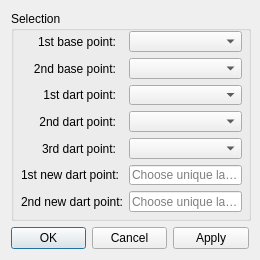
First picture: the form in src/libs/vtools/dialogs/tools/dialogtruedarts.ui, repository FashionFreedom/Seamly2D, before the edit.
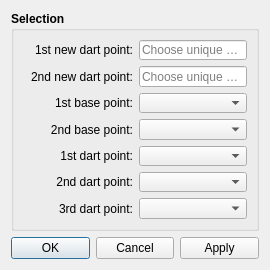
Second picture: the form after the edit. Icons and pictures are not drawn.

Patch:
```diff
--- a/src/libs/vtools/dialogs/tools/dialogtruedarts.ui
+++ b/src/libs/vtools/dialogs/tools/dialogtruedarts.ui
@@ -6,14 +6,14 @@
    <rect>
     <x>0</x>
     <y>0</y>
-    <width>260</width>
-    <height>260</height>
+    <width>270</width>
+    <height>270</height>
    </rect>
   </property>
   <property name="minimumSize">
    <size>
-    <width>260</width>
-    <height>260</height>
+    <width>270</width>
+    <height>270</height>
    </size>
   </property>
   <property name="windowTitle">
@@ -28,33 +28,128 @@
     <widget class="QGroupBox" name="groupBox">
      <property name="minimumSize">
       <size>
-       <width>240</width>
-       <height>210</height>
+       <width>0</width>
+       <height>0</height>
       </size>
      </property>
      <property name="maximumSize">
       <size>
-       <width>240</width>
-       <height>210</height>
+       <width>16777215</width>
+       <height>16777215</height>
       </size>
      </property>
+     <property name="font">
+      <font>
+       <pointsize>9</pointsize>
+       <weight>75</weight>
+       <bold>true</bold>
+      </font>
+     </property>
      <property name="title">
       <string>Selection</string>
      </property>
-     <widget class="QWidget" name="">
-      <property name="geometry">
-       <rect>
-        <x>10</x>
-        <y>20</y>
-        <width>221</width>
-        <height>181</height>
-       </rect>
-      </property>
+     <layout class="QVBoxLayout" name="verticalLayout_2">
+      <item>
       <layout class="QFormLayout" name="formLayout">
-       <property name="fieldGrowthPolicy">
-        <enum>QFormLayout::ExpandingFieldsGrow</enum>
-       </property>
        <item row="0" column="0">
+         <widget class="QLabel" name="labelFirstNewDartPoint">
+          <property name="sizePolicy">
+           <sizepolicy hsizetype="Preferred" vsizetype="Preferred">
+            <horstretch>0</horstretch>
+            <verstretch>0</verstretch>
+           </sizepolicy>
+          </property>
+          <property name="minimumSize">
+           <size>
+            <width>110</width>
+            <height>0</height>
+           </size>
+          </property>
+          <property name="font">
+           <font>
+            <pointsize>9</pointsize>
+            <weight>50</weight>
+            <bold>false</bold>
+           </font>
+          </property>
+          <property name="text">
+           <string>1st new dart point:</string>
+          </property>
+          <property name="alignment">
+           <set>Qt::AlignRight|Qt::AlignTrailing|Qt::AlignVCenter</set>
+          </property>
+         </widget>
+        </item>
+        <item row="0" column="1">
+         <widget class="QLineEdit" name="lineEditFirstNewDartPoint">
+          <property name="minimumSize">
+           <size>
+            <width>75</width>
+            <height>0</height>
+           </size>
+          </property>
+          <property name="font">
+           <font>
+            <pointsize>9</pointsize>
+            <weight>50</weight>
+            <bold>false</bold>
+           </font>
+          </property>
+          <property name="toolTip">
+           <string>Unique name</string>
+          </property>
+          <property name="placeholderText">
+           <string>Choose unique name.</string>
+          </property>
+         </widget>
+        </item>
+        <item row="1" column="0">
+         <widget class="QLabel" name="labelSecondNewDartPoint">
+          <property name="minimumSize">
+           <size>
+            <width>110</width>
+            <height>0</height>
+           </size>
+          </property>
+          <property name="font">
+           <font>
+            <pointsize>9</pointsize>
+            <weight>50</weight>
+            <bold>false</bold>
+           </font>
+          </property>
+          <property name="text">
+           <string>2nd new dart point:</string>
+          </property>
+          <property name="alignment">
+           <set>Qt::AlignRight|Qt::AlignTrailing|Qt::AlignVCenter</set>
+          </property>
+         </widget>
+        </item>
+        <item row="1" column="1">
+         <widget class="QLineEdit" name="lineEditSecondNewDartPoint">
+          <property name="minimumSize">
+           <size>
+            <width>75</width>
+            <height>0</height>
+           </size>
+          </property>
+          <property name="font">
+           <font>
+            <pointsize>9</pointsize>
+            <weight>50</weight>
+            <bold>false</bold>
+           </font>
+          </property>
+          <property name="toolTip">
+           <string>Unique name</string>
+          </property>
+          <property name="placeholderText">
+           <string>Choose unique name.</string>
+          </property>
+         </widget>
+        </item>
+        <item row="2" column="0">
         <widget class="QLabel" name="labelFirstBasePoint">
          <property name="sizePolicy">
           <sizepolicy hsizetype="Preferred" vsizetype="Preferred">
@@ -64,10 +159,17 @@
          </property>
          <property name="minimumSize">
           <size>
-           <width>95</width>
+            <width>110</width>
            <height>0</height>
           </size>
          </property>
+          <property name="font">
+           <font>
+            <pointsize>9</pointsize>
+            <weight>50</weight>
+            <bold>false</bold>
+           </font>
+          </property>
          <property name="text">
           <string>1st base point:</string>
          </property>
@@ -76,7 +178,7 @@
          </property>
         </widget>
        </item>
-       <item row="0" column="1">
+        <item row="2" column="1">
         <widget class="QComboBox" name="comboBoxFirstBasePoint">
          <property name="sizePolicy">
           <sizepolicy hsizetype="Expanding" vsizetype="Fixed">
@@ -84,9 +186,22 @@
            <verstretch>0</verstretch>
           </sizepolicy>
          </property>
-        </widget>
-       </item>
-       <item row="1" column="0">
+          <property name="minimumSize">
+           <size>
+            <width>75</width>
+            <height>0</height>
+           </size>
+          </property>
+          <property name="font">
+           <font>
+            <pointsize>9</pointsize>
+            <weight>50</weight>
+            <bold>false</bold>
+           </font>
+          </property>
+         </widget>
+        </item>
+        <item row="3" column="0">
         <widget class="QLabel" name="labelSecondBasePoint">
          <property name="sizePolicy">
           <sizepolicy hsizetype="Preferred" vsizetype="Preferred">
@@ -96,10 +211,17 @@
          </property>
          <property name="minimumSize">
           <size>
-           <width>95</width>
+            <width>110</width>
            <height>0</height>
           </size>
          </property>
+          <property name="font">
+           <font>
+            <pointsize>9</pointsize>
+            <weight>50</weight>
+            <bold>false</bold>
+           </font>
+          </property>
          <property name="text">
           <string>2nd base point:</string>
          </property>
@@ -108,7 +230,7 @@
          </property>
         </widget>
        </item>
-       <item row="1" column="1">
+        <item row="3" column="1">
         <widget class="QComboBox" name="comboBoxSecondBasePoint">
          <property name="sizePolicy">
           <sizepolicy hsizetype="Expanding" vsizetype="Fixed">
@@ -116,9 +238,22 @@
            <verstretch>0</verstretch>
           </sizepolicy>
          </property>
-        </widget>
-       </item>
-       <item row="2" column="0">
+          <property name="minimumSize">
+           <size>
+            <width>75</width>
+            <height>0</height>
+           </size>
+          </property>
+          <property name="font">
+           <font>
+            <pointsize>9</pointsize>
+            <weight>50</weight>
+            <bold>false</bold>
+           </font>
+          </property>
+         </widget>
+        </item>
+        <item row="4" column="0">
         <widget class="QLabel" name="labelFirstDartPoint">
          <property name="sizePolicy">
           <sizepolicy hsizetype="Preferred" vsizetype="Preferred">
@@ -128,10 +263,17 @@
          </property>
          <property name="minimumSize">
           <size>
-           <width>95</width>
+            <width>110</width>
            <height>0</height>
           </size>
          </property>
+          <property name="font">
+           <font>
+            <pointsize>9</pointsize>
+            <weight>50</weight>
+            <bold>false</bold>
+           </font>
+          </property>
          <property name="text">
           <string>1st dart point:</string>
          </property>
@@ -140,7 +282,7 @@
          </property>
         </widget>
        </item>
-       <item row="2" column="1">
+        <item row="4" column="1">
         <widget class="QComboBox" name="comboBoxFirstDartPoint">
          <property name="sizePolicy">
           <sizepolicy hsizetype="Expanding" vsizetype="Fixed">
@@ -148,16 +290,36 @@
            <verstretch>0</verstretch>
           </sizepolicy>
          </property>
-        </widget>
-       </item>
-       <item row="3" column="0">
+          <property name="minimumSize">
+           <size>
+            <width>75</width>
+            <height>0</height>
+           </size>
+          </property>
+          <property name="font">
+           <font>
+            <pointsize>9</pointsize>
+            <weight>50</weight>
+            <bold>false</bold>
+           </font>
+          </property>
+         </widget>
+        </item>
+        <item row="5" column="0">
         <widget class="QLabel" name="labelSecondDartPoint">
          <property name="minimumSize">
           <size>
-           <width>95</width>
+            <width>110</width>
            <height>0</height>
           </size>
          </property>
+          <property name="font">
+           <font>
+            <pointsize>9</pointsize>
+            <weight>50</weight>
+            <bold>false</bold>
+           </font>
+          </property>
          <property name="text">
           <string>2nd dart point:</string>
          </property>
@@ -166,7 +328,7 @@
          </property>
         </widget>
        </item>
-       <item row="3" column="1">
+        <item row="5" column="1">
         <widget class="QComboBox" name="comboBoxSecondDartPoint">
          <property name="sizePolicy">
           <sizepolicy hsizetype="Expanding" vsizetype="Fixed">
@@ -176,10 +338,17 @@
          </property>
          <property name="minimumSize">
           <size>
-           <width>0</width>
+            <width>75</width>
            <height>0</height>
           </size>
          </property>
+          <property name="font">
+           <font>
+            <pointsize>9</pointsize>
+            <weight>50</weight>
+            <bold>false</bold>
+           </font>
+          </property>
          <property name="iconSize">
           <size>
            <width>80</width>
@@ -188,14 +357,21 @@
          </property>
         </widget>
        </item>
-       <item row="4" column="0">
+        <item row="6" column="0">
         <widget class="QLabel" name="labelThirdDartPoint">
          <property name="minimumSize">
           <size>
-           <width>95</width>
+            <width>110</width>
            <height>0</height>
           </size>
          </property>
+          <property name="font">
+           <font>
+            <pointsize>9</pointsize>
+            <weight>50</weight>
+            <bold>false</bold>
+           </font>
+          </property>
          <property name="text">
           <string>3rd dart point:</string>
          </property>
@@ -204,77 +380,46 @@
          </property>
         </widget>
        </item>
-       <item row="4" column="1">
-        <widget class="QComboBox" name="comboBoxThirdDartPoint">
-         <property name="sizePolicy">
-          <sizepolicy hsizetype="Expanding" vsizetype="Fixed">
-           <horstretch>0</horstretch>
-           <verstretch>0</verstretch>
-          </sizepolicy>
-         </property>
-        </widget>
-       </item>
-       <item row="5" column="0">
-        <widget class="QLabel" name="labelFirstNewDartPoint">
-         <property name="sizePolicy">
-          <sizepolicy hsizetype="Preferred" vsizetype="Preferred">
-           <horstretch>0</horstretch>
-           <verstretch>0</verstretch>
-          </sizepolicy>
-         </property>
-         <property name="minimumSize">
-          <size>
-           <width>95</width>
-           <height>0</height>
-          </size>
-         </property>
-         <property name="text">
-          <string>1st new dart point:</string>
-         </property>
-         <property name="alignment">
-          <set>Qt::AlignRight|Qt::AlignTrailing|Qt::AlignVCenter</set>
-         </property>
-        </widget>
-       </item>
-       <item row="5" column="1">
-        <widget class="QLineEdit" name="lineEditFirstNewDartPoint">
-         <property name="toolTip">
-          <string>Unique label</string>
-         </property>
-         <property name="placeholderText">
-          <string>Choose unique label.</string>
-         </property>
-        </widget>
-       </item>
-       <item row="6" column="0">
-        <widget class="QLabel" name="labelSecondNewDartPoint">
-         <property name="minimumSize">
-          <size>
-           <width>95</width>
-           <height>0</height>
-          </size>
-         </property>
-         <property name="text">
-          <string>2nd new dart point:</string>
-         </property>
-         <property name="alignment">
-          <set>Qt::AlignRight|Qt::AlignTrailing|Qt::AlignVCenter</set>
-         </property>
-        </widget>
-       </item>
        <item row="6" column="1">
-        <widget class="QLineEdit" name="lineEditSecondNewDartPoint">
-         <property name="toolTip">
-          <string>Unique label</string>
-         </property>
-         <property name="placeholderText">
-          <string>Choose unique label.</string>
-         </property>
+         <widget class="QComboBox" name="comboBoxThirdDartPoint">
+          <property name="sizePolicy">
+           <sizepolicy hsizetype="Expanding" vsizetype="Fixed">
+            <horstretch>0</horstretch>
+            <verstretch>0</verstretch>
+           </sizepolicy>
+          </property>
+          <property name="minimumSize">
+           <size>
+            <width>75</width>
+            <height>0</height>
+           </size>
+          </property>
+          <property name="font">
+           <font>
+            <pointsize>9</pointsize>
+            <weight>50</weight>
+            <bold>false</bold>
+           </font>
+          </property>
         </widget>
        </item>
       </layout>
-     </widget>
-    </widget>
+      </item>
+     </layout>
+    </widget>
+   </item>
+   <item>
+    <spacer name="verticalSpacer">
+     <property name="orientation">
+      <enum>Qt::Vertical</enum>
+     </property>
+     <property name="sizeHint" stdset="0">
+      <size>
+       <width>20</width>
+       <height>40</height>
+      </size>
+     </property>
+    </spacer>
    </item>
    <item>
     <widget class="QDialogButtonBox" name="buttonBox">
```
Left out of the diff: 2 changed lines with no effect on the pictures. Lines whose indentation alone changed are shown as unchanged.
